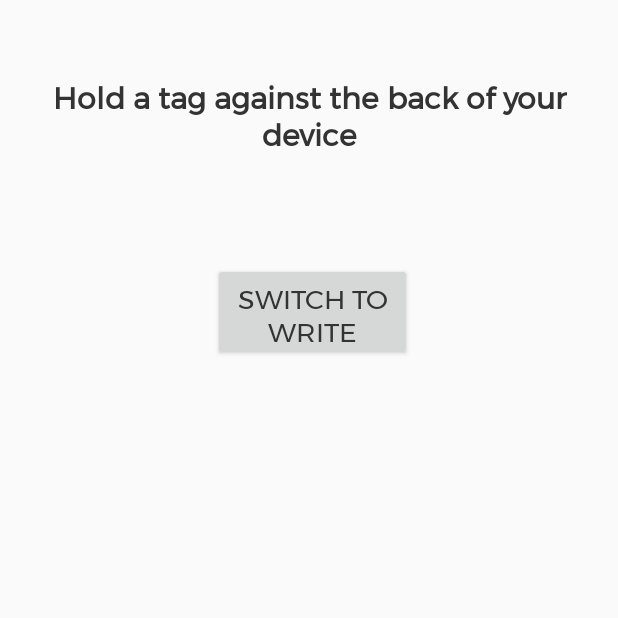
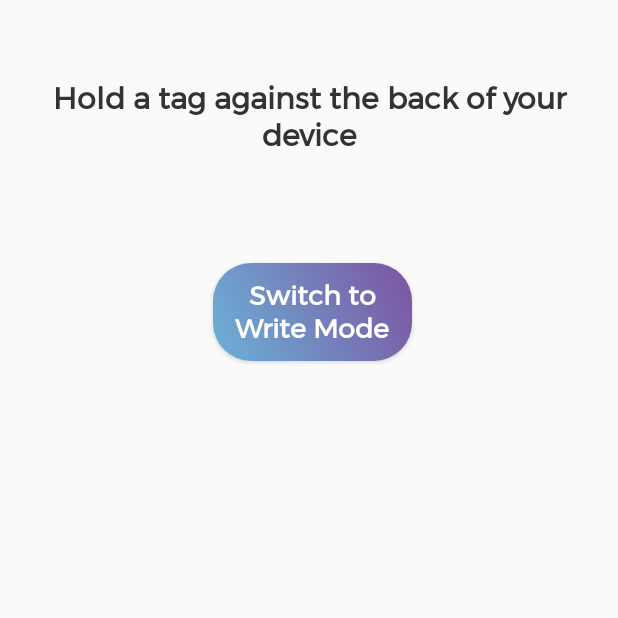
Before and after one commit to lionelrhalim/uasceh2, an Android app: the MainActivity screen opened directly, with no data from a screen before it, on a phone screen of 412 x 824 dp, the top half of it. Run offline under Robolectric (Android 15) with nearby library versions, the phone set to English and light mode, and no system bars; 1 statement that could not run was skipped.

Commit message:
Edit MainActivity Button

```diff
--- a/app/src/main/res/layout/activity_main.xml
+++ b/app/src/main/res/layout/activity_main.xml
@@ -19,8 +19,11 @@
         android:layout_marginTop="50dp"
         android:gravity="center_horizontal" />
 
+
     <Button
         android:id="@+id/btnWrite"
+        style="@style/Button_Primary"
+        android:background="@drawable/background02"
         android:layout_width="132dp"
         android:layout_height="65dp"
         android:layout_below="@+id/text"
```
